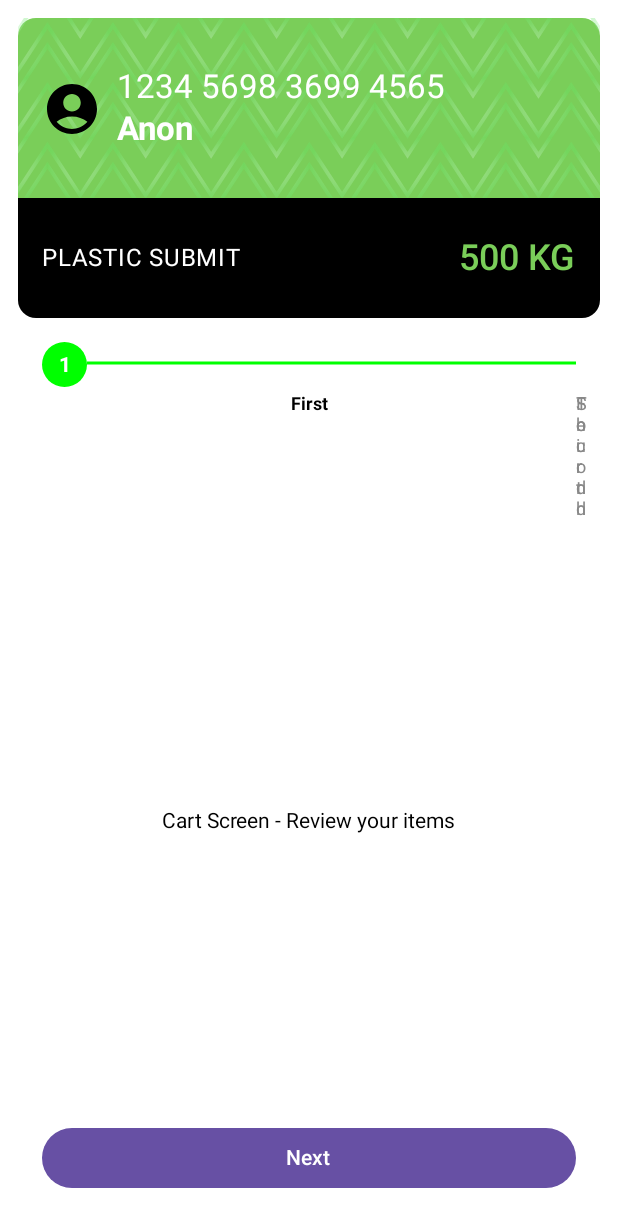
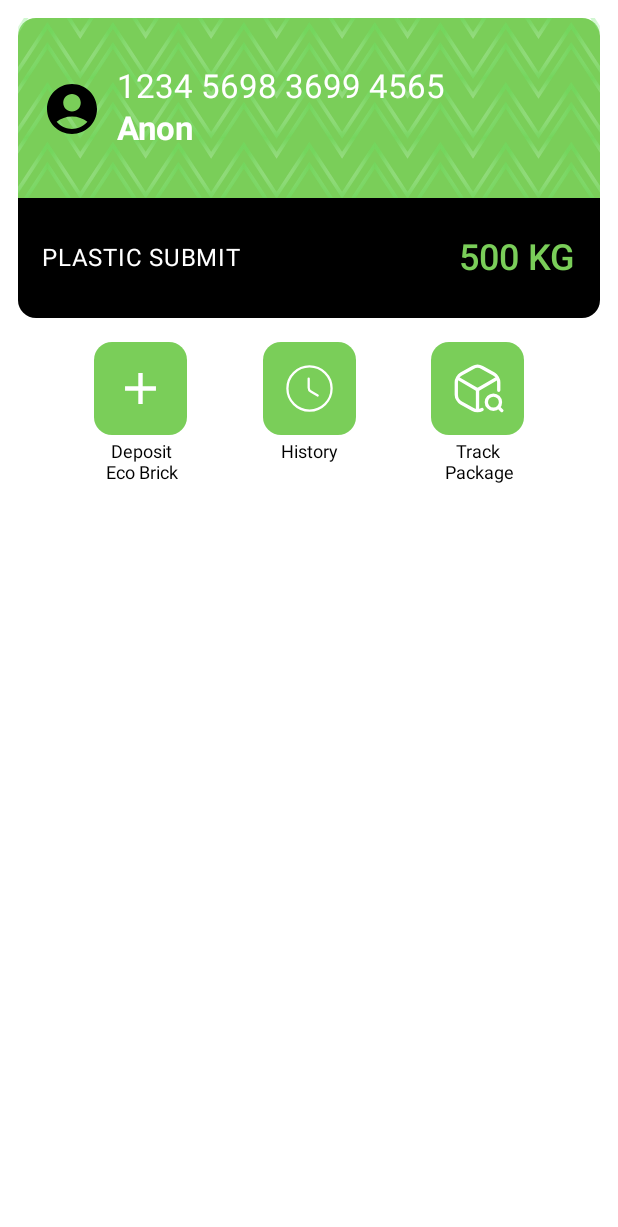
Before and after one commit to arre-adi/Ekopay, an Android app built with Jetpack Compose: the @Preview function EcoBrickScreen, on a phone screen of 412 x 824 dp. Shown: the top 1227 px of the screen. Run offline under Robolectric (Android 15) with nearby library versions, the phone set to English and light mode, and no system bars.

Commit message:
started eco brick submission screen

```diff
--- a/app/src/main/java/com/example/ekopay/EcoBrick.kt
+++ b/app/src/main/java/com/example/ekopay/EcoBrick.kt
@@ -1,7 +1,7 @@
 package com.example.ekopay
 
+import ActionButtons
 import WelcomeBar
-import androidx.compose.foundation.Canvas
 import androidx.compose.foundation.layout.Column
 import androidx.compose.foundation.layout.fillMaxWidth
 import androidx.compose.foundation.layout.padding
@@ -9,211 +9,57 @@ import androidx.compose.runtime.Composable
 import androidx.compose.ui.Modifier
 import androidx.compose.ui.tooling.preview.Preview
 import androidx.compose.ui.unit.dp
-import androidx.compose.foundation.background
 import androidx.compose.foundation.layout.*
-import androidx.compose.foundation.shape.CircleShape
-import androidx.compose.material3.*
-import androidx.compose.runtime.getValue
-import androidx.compose.runtime.mutableStateOf
-import androidx.compose.runtime.remember
-import androidx.compose.runtime.setValue
-import androidx.compose.ui.Alignment
-import androidx.compose.ui.draw.clip
-import androidx.compose.ui.geometry.Offset
-import androidx.compose.ui.graphics.Color
-import androidx.compose.ui.text.font.FontWeight
-import androidx.compose.ui.unit.sp
+import androidx.compose.ui.graphics.vector.ImageVector
+import androidx.compose.ui.res.vectorResource
+import com.example.ekopay.ui.theme.Green1
 
+@Preview(showBackground = true, showSystemUi = true)
 @Composable
-@Preview(showBackground = true, showSystemUi = true)
 fun EcoBrickScreen() {
     Column(modifier = Modifier
         .fillMaxWidth()
         .padding(12.dp)) {
-
-
         WelcomeBar(
             userName = "Anon",
             userGreeting = "1234 5698 3699 4565",
             balanceText = "PLASTIC SUBMIT",
             balanceAmount = "500 KG"
         )
-        StoreCheckoutPreview()
-}
+        EcoBrickOptionSection()
+
+    }
 }
 
 
 
-data class Step(
-    val title: String,
-    val content: @Composable () -> Unit
-)
 
 @Composable
-fun StoreCheckout(
-    steps: List<Step>,
-    modifier: Modifier = Modifier
-) {
-    var currentStep by remember { mutableStateOf(0) }
+fun EcoBrickOptionSection() {
 
-    Column(modifier = modifier.fillMaxSize()) {
-        HorizontalStepProgressBar(
-            steps = steps.map { it.title },
-            currentStep = currentStep,
-            modifier = Modifier.padding(16.dp)
-        )
-
-        Box(modifier = Modifier.weight(1f)) {
-            steps[currentStep].content()
-        }
-
-        Button(
-            onClick = {
-                if (currentStep < steps.size - 1) {
-                    currentStep++
-                }
-            },
+        Row(
             modifier = Modifier
                 .fillMaxWidth()
-                .padding(16.dp),
-            enabled = currentStep < steps.size - 1
+                .padding(top = 16.dp),
+            horizontalArrangement = Arrangement.SpaceEvenly
         ) {
-            Text(if (currentStep == steps.size - 1) "Finish" else "Next")
-        }
-    }
-}
-
-@Composable
-fun HorizontalStepProgressBar(
-    steps: List<String>,
-    currentStep: Int,
-    modifier: Modifier = Modifier
-) {
-    Row(
-        modifier = modifier.fillMaxWidth(),
-        horizontalArrangement = Arrangement.SpaceBetween
-    ) {
-        steps.forEachIndexed { index, step ->
-            StepItem(
-                stepNumber = index + 1,
-                title = step,
-                isCompleted = index <= currentStep,
-                isActive = index == currentStep,
-                isLastItem = index == steps.size - 1
+           ActionButtons(
+                icon = ImageVector.vectorResource(id = R.drawable.baseline_add_24),
+                text = "Deposit\nEco Brick",
+               bgcolor = Green1,
+                onClick = { }
+            )
+            ActionButtons(
+                icon = ImageVector.vectorResource(id = R.drawable.clock),
+                text = "History",
+                bgcolor = Green1,
+                onClick = { /*TODO*/}
+            )
+            ActionButtons(
+                icon = ImageVector.vectorResource(id = R.drawable.track),
+                text = "Track\n Package",
+                bgcolor = Green1,
+                onClick = { /*TODO*/}
             )
         }
     }
-}
-
-@Composable
-fun StepItem(
-    stepNumber: Int,
-    title: String,
-    isCompleted: Boolean,
-    isActive: Boolean,
-    isLastItem: Boolean
-) {
-    Column(
-        horizontalAlignment = Alignment.CenterHorizontally
-    ) {
-        Row(
-            verticalAlignment = Alignment.CenterVertically
-        ) {
-            // Circle with number
-            Box(
-                modifier = Modifier
-                    .size(30.dp)
-                    .clip(CircleShape)
-                    .background(
-                        when {
-                            isCompleted -> Color.Green
-                            else -> Color.LightGray
-                        }
-                    ),
-                contentAlignment = Alignment.Center
-            ) {
-                Text(
-                    text = stepNumber.toString(),
-                    color = Color.White,
-                    fontWeight = FontWeight.Bold
-                )
-            }
-
-            if (!isLastItem) {
-                // Line connecting to next step
-                Canvas(modifier = Modifier
-                    .weight(1f)
-                    .height(2.dp)) {
-                    drawLine(
-                        color = if (isCompleted) Color.Green else Color.LightGray,
-                        start = Offset(0f, 0f),
-                        end = Offset(size.width, 0f),
-                        strokeWidth = 2.dp.toPx()
-                    )
-                }
-            }
-        }
-
-        Spacer(modifier = Modifier.height(4.dp))
-
-        Text(
-            text = title,
-            fontSize = 12.sp,
-            fontWeight = if (isActive) FontWeight.Bold else FontWeight.Normal,
-            color = if (isCompleted) Color.Black else Color.Gray
-        )
-    }
-}
-
-@Composable
-fun CartScreen() {
-    Box(
-        modifier = Modifier.fillMaxSize(),
-        contentAlignment = Alignment.Center
-    ) {
-        Text("Cart Screen - Review your items")
-    }
-}
-
-@Composable
-fun ShippingScreen() {
-    Box(
-        modifier = Modifier.fillMaxSize(),
-        contentAlignment = Alignment.Center
-    ) {
-        Text("Shipping Screen - Enter your address")
-    }
-}
-
-@Composable
-fun PaymentScreen() {
-    Box(
-        modifier = Modifier.fillMaxSize(),
-        contentAlignment = Alignment.Center
-    ) {
-        Text("Payment Screen - Enter payment details")
-    }
-}
-
-@Composable
-fun ConfirmationScreen() {
-    Box(
-        modifier = Modifier.fillMaxSize(),
-        contentAlignment = Alignment.Center
-    ) {
-        Text("Confirmation Screen - Order placed!")
-    }
-}
-
-@Preview(showBackground = true)
-@Composable
-fun StoreCheckoutPreview() {
-    val steps = listOf(
-        Step("First") { CartScreen() },
-        Step("Second") { ShippingScreen() },
-        Step("Third") { PaymentScreen() },
-        Step("Fourth") { ConfirmationScreen() }
-    )
-
-    StoreCheckout(steps = steps)
-}
--- a/app/src/main/java/com/example/ekopay/bottomnav/BottomNav.kt
+++ b/app/src/main/java/com/example/ekopay/bottomnav/BottomNav.kt
@@ -28,7 +28,6 @@ import androidx.navigation.NavGraph.Companion.findStartDestination
 import androidx.navigation.NavHostController
 import androidx.navigation.compose.currentBackStackEntryAsState
 import androidx.navigation.compose.rememberNavController
-import com.example.ekopay.BottomBarScreen
 import com.example.ekopay.ui.theme.Black1
 import com.example.ekopay.ui.theme.Green1
 
--- a/app/src/main/java/com/example/ekopay/bottomnav/NavGraph.kt
+++ b/app/src/main/java/com/example/ekopay/bottomnav/NavGraph.kt
@@ -6,12 +6,10 @@ import androidx.compose.runtime.Composable
 import androidx.navigation.NavHostController
 import androidx.navigation.compose.NavHost
 import androidx.navigation.compose.composable
-import com.example.ekopay.BottomBarScreen
 import com.example.ekopay.EcoBrickScreen
 import com.example.ekopay.TransactionHistoryScreen
 import com.example.ekopay.LearningScreen
 import com.example.ekopay.ShoppingScreen
-import com.example.ekopay.ui.theme.Screens
 
 @Composable
 fun BottomNavGraph(
--- /dev/null
+++ b/app/src/main/res/drawable/baseline_add_24.xml
@@ -0,0 +1,5 @@
+<vector xmlns:android="http://schemas.android.com/apk/res/android" android:height="24dp" android:tint="#FDFDFD" android:viewportHeight="24" android:viewportWidth="24" android:width="24dp">
+
+    <path android:fillColor="@android:color/white" android:pathData="M19,13h-6v6h-2v-6H5v-2h6V5h2v6h6v2z"/>
+
+</vector>
--- /dev/null
+++ b/app/src/main/res/drawable/clock.xml
@@ -0,0 +1,20 @@
+<vector xmlns:android="http://schemas.android.com/apk/res/android"
+    android:width="35dp"
+    android:height="35dp"
+    android:viewportWidth="35"
+    android:viewportHeight="35">
+  <path
+      android:pathData="M32.083,17.5C32.083,25.55 25.55,32.083 17.5,32.083C9.45,32.083 2.917,25.55 2.917,17.5C2.917,9.45 9.45,2.917 17.5,2.917C25.55,2.917 32.083,9.45 32.083,17.5Z"
+      android:strokeLineJoin="round"
+      android:strokeWidth="1.5"
+      android:fillColor="#00000000"
+      android:strokeColor="#F7F7F7"
+      android:strokeLineCap="round"/>
+  <path
+      android:pathData="M22.91,22.138L18.39,19.44C17.602,18.973 16.96,17.85 16.96,16.931V10.952"
+      android:strokeLineJoin="round"
+      android:strokeWidth="1.5"
+      android:fillColor="#00000000"
+      android:strokeColor="#F7F7F7"
+      android:strokeLineCap="round"/>
+</vector>
--- /dev/null
+++ b/app/src/main/res/drawable/track.xml
@@ -0,0 +1,41 @@
+<vector xmlns:android="http://schemas.android.com/apk/res/android"
+    android:width="24dp"
+    android:height="24dp"
+    android:viewportWidth="24"
+    android:viewportHeight="24">
+  <path
+      android:pathData="M3.179,7.44L12.009,12.55L20.779,7.47"
+      android:strokeLineJoin="round"
+      android:strokeWidth="1.5"
+      android:fillColor="#00000000"
+      android:strokeColor="#171717"
+      android:strokeLineCap="round"/>
+  <path
+      android:pathData="M12.009,21.61V12.54"
+      android:strokeLineJoin="round"
+      android:strokeWidth="1.5"
+      android:fillColor="#00000000"
+      android:strokeColor="#171717"
+      android:strokeLineCap="round"/>
+  <path
+      android:pathData="M21.619,12.83V9.17C21.619,7.79 20.629,6.11 19.419,5.44L14.079,2.48C12.939,1.84 11.079,1.84 9.939,2.48L4.599,5.44C3.389,6.11 2.399,7.79 2.399,9.17V14.83C2.399,16.21 3.389,17.89 4.599,18.56L9.939,21.52C10.509,21.84 11.259,22 12.009,22C12.759,22 13.509,21.84 14.079,21.52"
+      android:strokeLineJoin="round"
+      android:strokeWidth="1.5"
+      android:fillColor="#00000000"
+      android:strokeColor="#171717"
+      android:strokeLineCap="round"/>
+  <path
+      android:pathData="M19.209,21.4C20.976,21.4 22.409,19.967 22.409,18.2C22.409,16.433 20.976,15 19.209,15C17.441,15 16.009,16.433 16.009,18.2C16.009,19.967 17.441,21.4 19.209,21.4Z"
+      android:strokeLineJoin="round"
+      android:strokeWidth="1.5"
+      android:fillColor="#00000000"
+      android:strokeColor="#171717"
+      android:strokeLineCap="round"/>
+  <path
+      android:pathData="M23.009,22L22.009,21"
+      android:strokeLineJoin="round"
+      android:strokeWidth="1.5"
+      android:fillColor="#00000000"
+      android:strokeColor="#171717"
+      android:strokeLineCap="round"/>
+</vector>
```
Also changed, not shown: app/src/main/java/com/example/ekopay/Homescreen.kt (+34 -43 lines), app/src/main/java/com/example/ekopay/bottomnav/Screens.kt (renamed from app/src/main/java/com/example/ekopay/Screens.kt, +9 -4 lines), app/src/main/java/com/example/ekopay/ui/theme/Screens.kt (deleted, +0 -8 lines).
